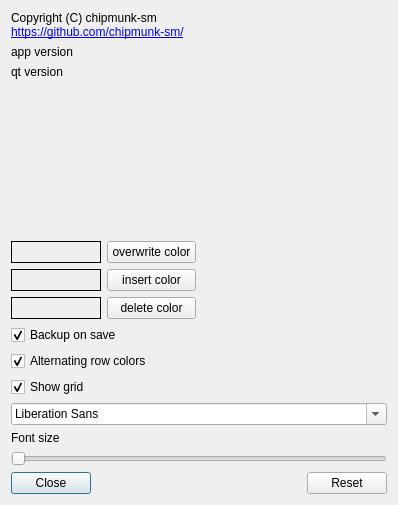
This is cconfigdialog.ui in chipmunk-sm/HexEditor as Qt 5 draws it before an edit. The edited form follows.
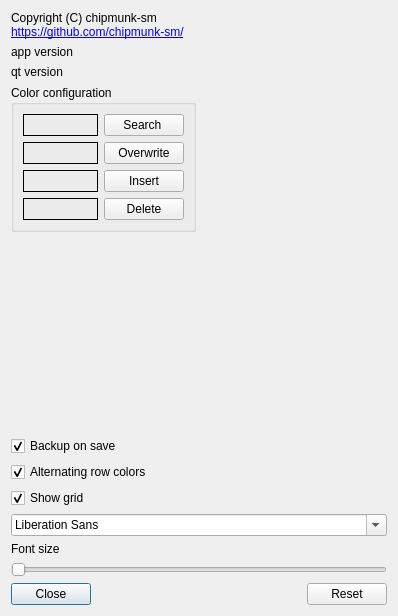
This is the edited form.

```diff
--- a/cconfigdialog.ui
+++ b/cconfigdialog.ui
@@ -7,23 +7,13 @@
     <x>0</x>
     <y>0</y>
     <width>398</width>
-    <height>505</height>
+    <height>616</height>
    </rect>
   </property>
   <property name="windowTitle">
    <string>Dialog</string>
   </property>
   <layout class="QGridLayout" name="gridLayout">
-   <item row="7" column="0" colspan="2">
-    <widget class="QCheckBox" name="checkBox_alternatingRowColors">
-     <property name="text">
-      <string>Alternating row colors</string>
-     </property>
-     <property name="checked">
-      <bool>true</bool>
-     </property>
-    </widget>
-   </item>
    <item row="11" column="0" colspan="2">
     <widget class="QLabel" name="label_2">
      <property name="text">
@@ -31,23 +21,20 @@
      </property>
     </widget>
    </item>
-   <item row="3" column="0">
-    <spacer name="verticalSpacer">
-     <property name="orientation">
-      <enum>Qt::Vertical</enum>
+   <item row="8" column="0" colspan="2">
+    <widget class="QCheckBox" name="checkBox_showGrid">
+     <property name="text">
+      <string>Show grid</string>
      </property>
-     <property name="sizeHint" stdset="0">
-      <size>
-       <width>20</width>
-       <height>40</height>
-      </size>
+     <property name="checked">
+      <bool>true</bool>
      </property>
-    </spacer>
+    </widget>
    </item>
-   <item row="12" column="0" colspan="2">
-    <widget class="QSlider" name="horizontalSlider_Zoom">
-     <property name="orientation">
-      <enum>Qt::Horizontal</enum>
+   <item row="1" column="0" colspan="2">
+    <widget class="QLabel" name="label_app_version">
+     <property name="text">
+      <string>app version</string>
      </property>
     </widget>
    </item>
@@ -67,30 +54,6 @@
      </property>
     </widget>
    </item>
-   <item row="8" column="0" colspan="2">
-    <widget class="QCheckBox" name="checkBox_showGrid">
-     <property name="text">
-      <string>Show grid</string>
-     </property>
-     <property name="checked">
-      <bool>true</bool>
-     </property>
-    </widget>
-   </item>
-   <item row="2" column="0" colspan="2">
-    <widget class="QLabel" name="label_qt_version">
-     <property name="text">
-      <string>qt version</string>
-     </property>
-    </widget>
-   </item>
-   <item row="1" column="0" colspan="2">
-    <widget class="QLabel" name="label_app_version">
-     <property name="text">
-      <string>app version</string>
-     </property>
-    </widget>
-   </item>
    <item row="13" column="0" colspan="2">
     <layout class="QHBoxLayout" name="horizontalLayout">
      <item>
@@ -125,23 +88,67 @@
    <item row="10" column="0" colspan="2">
     <widget class="QFontComboBox" name="fontComboBox"/>
    </item>
+   <item row="7" column="0" colspan="2">
+    <widget class="QCheckBox" name="checkBox_alternatingRowColors">
+     <property name="text">
+      <string>Alternating row colors</string>
+     </property>
+     <property name="checked">
+      <bool>true</bool>
+     </property>
+    </widget>
+   </item>
+   <item row="12" column="0" colspan="2">
+    <widget class="QSlider" name="horizontalSlider_Zoom">
+     <property name="orientation">
+      <enum>Qt::Horizontal</enum>
+     </property>
+    </widget>
+   </item>
+   <item row="2" column="0" colspan="2">
+    <widget class="QLabel" name="label_qt_version">
+     <property name="text">
+      <string>qt version</string>
+     </property>
+    </widget>
+   </item>
    <item row="4" column="0">
-    <layout class="QGridLayout" name="gridLayout_4">
-     <item row="1" column="2">
-      <widget class="QPushButton" name="pushButton_color_insert">
-       <property name="text">
-        <string>insert color</string>
-       </property>
-      </widget>
-     </item>
-     <item row="2" column="2">
-      <widget class="QPushButton" name="pushButton_color_delete">
-       <property name="text">
-        <string>delete color</string>
-       </property>
-      </widget>
-     </item>
+    <spacer name="verticalSpacer">
+     <property name="orientation">
+      <enum>Qt::Vertical</enum>
+     </property>
+     <property name="sizeHint" stdset="0">
+      <size>
+       <width>20</width>
+       <height>40</height>
+      </size>
+     </property>
+    </spacer>
+   </item>
+   <item row="3" column="0">
+    <widget class="QGroupBox" name="groupBox">
+     <property name="title">
+      <string>Color сonfiguration</string>
+     </property>
+     <layout class="QGridLayout" name="gridLayout_2">
      <item row="0" column="0">
+       <widget class="QLabel" name="label_color_search">
+        <property name="frameShape">
+         <enum>QFrame::Box</enum>
+        </property>
+        <property name="text">
+         <string/>
+        </property>
+       </widget>
+      </item>
+      <item row="0" column="1">
+       <widget class="QPushButton" name="pushButton_color_search">
+        <property name="text">
+         <string>Search </string>
+        </property>
+       </widget>
+      </item>
+      <item row="1" column="0">
       <widget class="QLabel" name="label_color_overwrite">
        <property name="frameShape">
         <enum>QFrame::Box</enum>
@@ -151,24 +158,14 @@
        </property>
       </widget>
      </item>
-     <item row="0" column="2">
+      <item row="1" column="1">
       <widget class="QPushButton" name="pushButton_color_overwrite">
        <property name="text">
-        <string>overwrite color</string>
+         <string>Overwrite</string>
        </property>
       </widget>
      </item>
      <item row="2" column="0">
-      <widget class="QLabel" name="label_color_delete">
-       <property name="frameShape">
-        <enum>QFrame::Box</enum>
-       </property>
-       <property name="text">
-        <string/>
-       </property>
-      </widget>
-     </item>
-     <item row="1" column="0">
       <widget class="QLabel" name="label_color_insert">
        <property name="frameShape">
         <enum>QFrame::Box</enum>
@@ -178,7 +175,32 @@
        </property>
       </widget>
      </item>
-    </layout>
+      <item row="2" column="1">
+       <widget class="QPushButton" name="pushButton_color_insert">
+        <property name="text">
+         <string>Insert</string>
+        </property>
+       </widget>
+      </item>
+      <item row="3" column="0">
+       <widget class="QLabel" name="label_color_delete">
+        <property name="frameShape">
+         <enum>QFrame::Box</enum>
+        </property>
+        <property name="text">
+         <string/>
+        </property>
+       </widget>
+      </item>
+      <item row="3" column="1">
+       <widget class="QPushButton" name="pushButton_color_delete">
+        <property name="text">
+         <string>Delete</string>
+        </property>
+       </widget>
+      </item>
+     </layout>
+    </widget>
    </item>
    <item row="6" column="0">
     <widget class="QCheckBox" name="checkBox_BackupOnSave">
```
Lines whose indentation alone changed are shown as unchanged.
